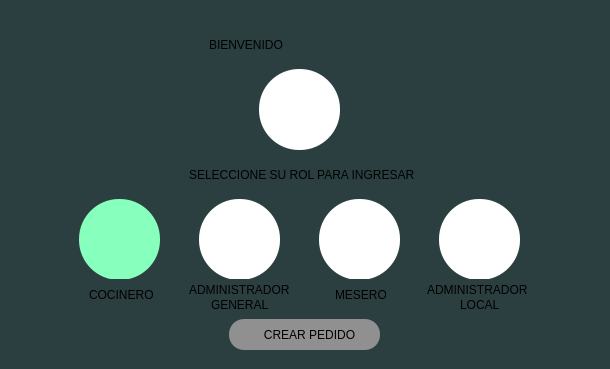
Old version of the form Vistas/Bienvenido.ui in the repository BlacKomm636/ProyectoPOO.
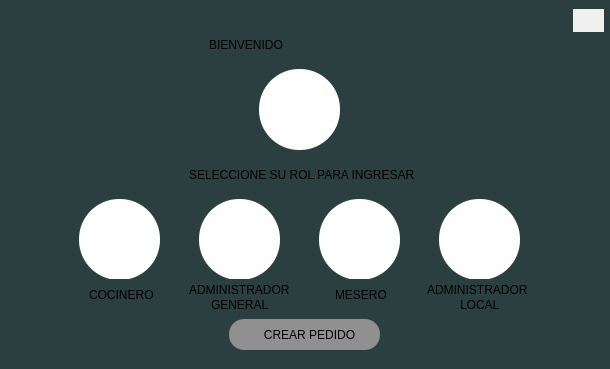
New version of the form. Icons and pictures are not drawn.

What changed in the file:
```diff
--- a/Vistas/Bienvenido.ui
+++ b/Vistas/Bienvenido.ui
@@ -54,7 +54,7 @@
     </property>
     <property name="styleSheet">
      <string notr="true">border-radius: 40px;
-background-color: rgb(135, 255, 189);</string>
+background-color: #fff;</string>
     </property>
     <property name="text">
      <string/>
@@ -368,6 +368,23 @@
      <bool>false</bool>
     </property>
    </widget>
+   <widget class="QPushButton" name="btn_cerrar">
+    <property name="geometry">
+     <rect>
+      <x>574</x>
+      <y>10</y>
+      <width>31</width>
+      <height>23</height>
+     </rect>
+    </property>
+    <property name="styleSheet">
+     <string notr="true">background-color: #F0F0F0;
+border-radius: 20px;</string>
+    </property>
+    <property name="text">
+     <string/>
+    </property>
+   </widget>
   </widget>
  </widget>
  <resources/>
```
Left out of the diff: 24 changed lines with no effect on the pictures.
